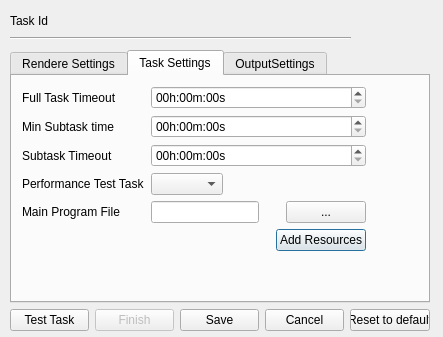
golemfactory/clay, file poc/golemPy/examples/gnr/ui/NewTaskDialog.ui: the form before one commit.
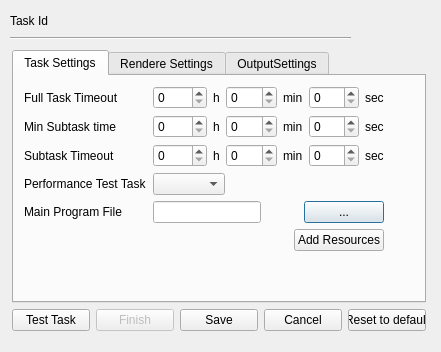
The form after the commit. The open tabs and pages were chosen to show the change.

Commit message: Zmiana sposobu wprowadzania timeoutów

Patch:
```diff
--- a/poc/golemPy/examples/gnr/ui/NewTaskDialog.ui
+++ b/poc/golemPy/examples/gnr/ui/NewTaskDialog.ui
@@ -9,8 +9,8 @@
    <rect>
     <x>0</x>
     <y>0</y>
-    <width>443</width>
-    <height>337</height>
+    <width>441</width>
+    <height>352</height>
    </rect>
   </property>
   <property name="sizePolicy">
@@ -25,9 +25,9 @@
   <widget class="QWidget" name="verticalLayoutWidget">
    <property name="geometry">
     <rect>
-     <x>10</x>
+     <x>12</x>
      <y>50</y>
-     <width>420</width>
+     <width>414</width>
      <height>281</height>
     </rect>
    </property>
@@ -37,97 +37,6 @@
       <property name="currentIndex">
        <number>0</number>
       </property>
-      <widget class="QWidget" name="rendererSettingsTab">
-       <attribute name="title">
-        <string>Rendere Settings</string>
-       </attribute>
-       <widget class="QWidget" name="formLayoutWidget">
-        <property name="geometry">
-         <rect>
-          <x>10</x>
-          <y>10</y>
-          <width>391</width>
-          <height>171</height>
-         </rect>
-        </property>
-        <layout class="QFormLayout" name="formLayout">
-         <property name="fieldGrowthPolicy">
-          <enum>QFormLayout::AllNonFixedFieldsGrow</enum>
-         </property>
-         <item row="0" column="0">
-          <widget class="QLabel" name="label">
-           <property name="text">
-            <string>Renderer</string>
-           </property>
-          </widget>
-         </item>
-         <item row="0" column="1">
-          <widget class="QComboBox" name="rendereComboBox">
-           <property name="sizePolicy">
-            <sizepolicy hsizetype="Fixed" vsizetype="Fixed">
-             <horstretch>0</horstretch>
-             <verstretch>0</verstretch>
-            </sizepolicy>
-           </property>
-          </widget>
-         </item>
-         <item row="1" column="0">
-          <widget class="QLabel" name="label_4">
-           <property name="text">
-            <string>Pixel Filter Type</string>
-           </property>
-          </widget>
-         </item>
-         <item row="1" column="1">
-          <widget class="QComboBox" name="pixelFilterComboBox">
-           <property name="sizePolicy">
-            <sizepolicy hsizetype="Fixed" vsizetype="Fixed">
-             <horstretch>0</horstretch>
-             <verstretch>0</verstretch>
-            </sizepolicy>
-           </property>
-          </widget>
-         </item>
-         <item row="2" column="0">
-          <widget class="QLabel" name="label_3">
-           <property name="text">
-            <string>Path Tracer Type</string>
-           </property>
-          </widget>
-         </item>
-         <item row="2" column="1">
-          <widget class="QComboBox" name="pathTracerComboBox">
-           <property name="sizePolicy">
-            <sizepolicy hsizetype="Fixed" vsizetype="Fixed">
-             <horstretch>0</horstretch>
-             <verstretch>0</verstretch>
-            </sizepolicy>
-           </property>
-          </widget>
-         </item>
-         <item row="3" column="0">
-          <widget class="QLabel" name="label_2">
-           <property name="text">
-            <string>Samples Per Pixel</string>
-           </property>
-          </widget>
-         </item>
-         <item row="3" column="1">
-          <widget class="QSpinBox" name="samplesPerPixelSpinBox">
-           <property name="minimum">
-            <number>1</number>
-           </property>
-           <property name="maximum">
-            <number>16777215</number>
-           </property>
-           <property name="value">
-            <number>100</number>
-           </property>
-          </widget>
-         </item>
-        </layout>
-       </widget>
-      </widget>
       <widget class="QWidget" name="taskSettingsTab">
        <attribute name="title">
         <string>Task Settings</string>
@@ -137,11 +46,14 @@
          <rect>
           <x>10</x>
           <y>10</y>
-          <width>344</width>
-          <height>174</height>
+          <width>360</width>
+          <height>211</height>
          </rect>
         </property>
         <layout class="QFormLayout" name="formLayout_2">
+         <property name="fieldGrowthPolicy">
+          <enum>QFormLayout::AllNonFixedFieldsGrow</enum>
+         </property>
          <item row="0" column="0">
           <widget class="QLabel" name="label_5">
            <property name="text">
@@ -149,6 +61,82 @@
            </property>
           </widget>
          </item>
+         <item row="0" column="1">
+          <layout class="QHBoxLayout" name="horizontalLayout_4">
+           <item>
+            <widget class="QSpinBox" name="fullTaskTimeoutHourSpinBox">
+             <property name="sizePolicy">
+              <sizepolicy hsizetype="Minimum" vsizetype="Fixed">
+               <horstretch>0</horstretch>
+               <verstretch>0</verstretch>
+              </sizepolicy>
+             </property>
+             <property name="maximum">
+              <number>1000</number>
+             </property>
+            </widget>
+           </item>
+           <item>
+            <widget class="QLabel" name="label_12">
+             <property name="sizePolicy">
+              <sizepolicy hsizetype="Maximum" vsizetype="Preferred">
+               <horstretch>0</horstretch>
+               <verstretch>0</verstretch>
+              </sizepolicy>
+             </property>
+             <property name="text">
+              <string>h</string>
+             </property>
+            </widget>
+           </item>
+           <item>
+            <widget class="QSpinBox" name="fullTaskTimeoutMinSpinBox">
+             <property name="sizePolicy">
+              <sizepolicy hsizetype="Minimum" vsizetype="Fixed">
+               <horstretch>0</horstretch>
+               <verstretch>0</verstretch>
+              </sizepolicy>
+             </property>
+             <property name="maximum">
+              <number>59</number>
+             </property>
+            </widget>
+           </item>
+           <item>
+            <widget class="QLabel" name="label_16">
+             <property name="sizePolicy">
+              <sizepolicy hsizetype="Maximum" vsizetype="Preferred">
+               <horstretch>0</horstretch>
+               <verstretch>0</verstretch>
+              </sizepolicy>
+             </property>
+             <property name="text">
+              <string>min</string>
+             </property>
+            </widget>
+           </item>
+           <item>
+            <widget class="QSpinBox" name="fullTaskTimeoutSecSpinBox">
+             <property name="maximum">
+              <number>59</number>
+             </property>
+            </widget>
+           </item>
+           <item>
+            <widget class="QLabel" name="label_17">
+             <property name="sizePolicy">
+              <sizepolicy hsizetype="Maximum" vsizetype="Preferred">
+               <horstretch>0</horstretch>
+               <verstretch>0</verstretch>
+              </sizepolicy>
+             </property>
+             <property name="text">
+              <string>sec</string>
+             </property>
+            </widget>
+           </item>
+          </layout>
+         </item>
          <item row="1" column="0">
           <widget class="QLabel" name="label_6">
            <property name="text">
@@ -180,54 +168,6 @@
            </property>
           </widget>
          </item>
-         <item row="0" column="1">
-          <widget class="QTimeEdit" name="fullTaskTimeoutTimeEdit">
-           <property name="displayFormat">
-            <string>HH'h':mm'm':ss's'</string>
-           </property>
-          </widget>
-         </item>
-         <item row="1" column="1">
-          <widget class="QTimeEdit" name="minSubtaskTimeTimeEdit">
-           <property name="displayFormat">
-            <string>HH'h':mm'm':ss's'</string>
-           </property>
-          </widget>
-         </item>
-         <item row="2" column="1">
-          <widget class="QTimeEdit" name="subtaskTimeoutTimeEdit">
-           <property name="displayFormat">
-            <string>HH'h':mm'm':ss's'</string>
-           </property>
-          </widget>
-         </item>
-         <item row="5" column="1">
-          <layout class="QHBoxLayout" name="horizontalLayout_8">
-           <property name="topMargin">
-            <number>0</number>
-           </property>
-           <item>
-            <spacer name="horizontalSpacer_7">
-             <property name="orientation">
-              <enum>Qt::Horizontal</enum>
-             </property>
-             <property name="sizeHint" stdset="0">
-              <size>
-               <width>40</width>
-               <height>20</height>
-              </size>
-             </property>
-            </spacer>
-           </item>
-           <item>
-            <widget class="QPushButton" name="addResourceButton">
-             <property name="text">
-              <string>Add Resources</string>
-             </property>
-            </widget>
-           </item>
-          </layout>
-         </item>
          <item row="4" column="0">
           <widget class="QLabel" name="label_14">
            <property name="text">
@@ -294,6 +234,276 @@
            </item>
           </layout>
          </item>
+         <item row="5" column="1">
+          <layout class="QHBoxLayout" name="horizontalLayout_8">
+           <property name="topMargin">
+            <number>0</number>
+           </property>
+           <item>
+            <spacer name="horizontalSpacer_7">
+             <property name="orientation">
+              <enum>Qt::Horizontal</enum>
+             </property>
+             <property name="sizeHint" stdset="0">
+              <size>
+               <width>40</width>
+               <height>20</height>
+              </size>
+             </property>
+            </spacer>
+           </item>
+           <item>
+            <widget class="QPushButton" name="addResourceButton">
+             <property name="text">
+              <string>Add Resources</string>
+             </property>
+            </widget>
+           </item>
+          </layout>
+         </item>
+         <item row="2" column="1">
+          <layout class="QHBoxLayout" name="horizontalLayout_12">
+           <item>
+            <widget class="QSpinBox" name="subtaskTimeoutHourSpinBox">
+             <property name="sizePolicy">
+              <sizepolicy hsizetype="Minimum" vsizetype="Fixed">
+               <horstretch>0</horstretch>
+               <verstretch>0</verstretch>
+              </sizepolicy>
+             </property>
+             <property name="maximum">
+              <number>1000</number>
+             </property>
+            </widget>
+           </item>
+           <item>
+            <widget class="QLabel" name="label_24">
+             <property name="sizePolicy">
+              <sizepolicy hsizetype="Maximum" vsizetype="Preferred">
+               <horstretch>0</horstretch>
+               <verstretch>0</verstretch>
+              </sizepolicy>
+             </property>
+             <property name="text">
+              <string>h</string>
+             </property>
+            </widget>
+           </item>
+           <item>
+            <widget class="QSpinBox" name="subtaskTimeoutMinSpinBox">
+             <property name="sizePolicy">
+              <sizepolicy hsizetype="Minimum" vsizetype="Fixed">
+               <horstretch>0</horstretch>
+               <verstretch>0</verstretch>
+              </sizepolicy>
+             </property>
+             <property name="maximum">
+              <number>59</number>
+             </property>
+            </widget>
+           </item>
+           <item>
+            <widget class="QLabel" name="label_25">
+             <property name="sizePolicy">
+              <sizepolicy hsizetype="Maximum" vsizetype="Preferred">
+               <horstretch>0</horstretch>
+               <verstretch>0</verstretch>
+              </sizepolicy>
+             </property>
+             <property name="text">
+              <string>min</string>
+             </property>
+            </widget>
+           </item>
+           <item>
+            <widget class="QSpinBox" name="subtaskTimeoutSecSpinBox">
+             <property name="maximum">
+              <number>59</number>
+             </property>
+            </widget>
+           </item>
+           <item>
+            <widget class="QLabel" name="label_26">
+             <property name="sizePolicy">
+              <sizepolicy hsizetype="Maximum" vsizetype="Preferred">
+               <horstretch>0</horstretch>
+               <verstretch>0</verstretch>
+              </sizepolicy>
+             </property>
+             <property name="text">
+              <string>sec</string>
+             </property>
+            </widget>
+           </item>
+          </layout>
+         </item>
+         <item row="1" column="1">
+          <layout class="QHBoxLayout" name="horizontalLayout_13">
+           <item>
+            <widget class="QSpinBox" name="minSubtaskTimeHourSpinBox">
+             <property name="sizePolicy">
+              <sizepolicy hsizetype="Minimum" vsizetype="Fixed">
+               <horstretch>0</horstretch>
+               <verstretch>0</verstretch>
+              </sizepolicy>
+             </property>
+             <property name="maximum">
+              <number>1000</number>
+             </property>
+            </widget>
+           </item>
+           <item>
+            <widget class="QLabel" name="label_27">
+             <property name="sizePolicy">
+              <sizepolicy hsizetype="Maximum" vsizetype="Preferred">
+               <horstretch>0</horstretch>
+               <verstretch>0</verstretch>
+              </sizepolicy>
+             </property>
+             <property name="text">
+              <string>h</string>
+             </property>
+            </widget>
+           </item>
+           <item>
+            <widget class="QSpinBox" name="minSubtaskTimeMinSpinBox">
+             <property name="sizePolicy">
+              <sizepolicy hsizetype="Minimum" vsizetype="Fixed">
+               <horstretch>0</horstretch>
+               <verstretch>0</verstretch>
+              </sizepolicy>
+             </property>
+             <property name="maximum">
+              <number>59</number>
+             </property>
+            </widget>
+           </item>
+           <item>
+            <widget class="QLabel" name="label_28">
+             <property name="sizePolicy">
+              <sizepolicy hsizetype="Maximum" vsizetype="Preferred">
+               <horstretch>0</horstretch>
+               <verstretch>0</verstretch>
+              </sizepolicy>
+             </property>
+             <property name="text">
+              <string>min</string>
+             </property>
+            </widget>
+           </item>
+           <item>
+            <widget class="QSpinBox" name="minSubtaskTimeSecSpinBox">
+             <property name="maximum">
+              <number>59</number>
+             </property>
+            </widget>
+           </item>
+           <item>
+            <widget class="QLabel" name="label_29">
+             <property name="sizePolicy">
+              <sizepolicy hsizetype="Maximum" vsizetype="Preferred">
+               <horstretch>0</horstretch>
+               <verstretch>0</verstretch>
+              </sizepolicy>
+             </property>
+             <property name="text">
+              <string>sec</string>
+             </property>
+            </widget>
+           </item>
+          </layout>
+         </item>
+        </layout>
+       </widget>
+      </widget>
+      <widget class="QWidget" name="rendererSettingsTab">
+       <attribute name="title">
+        <string>Rendere Settings</string>
+       </attribute>
+       <widget class="QWidget" name="formLayoutWidget">
+        <property name="geometry">
+         <rect>
+          <x>10</x>
+          <y>10</y>
+          <width>391</width>
+          <height>171</height>
+         </rect>
+        </property>
+        <layout class="QFormLayout" name="formLayout">
+         <property name="fieldGrowthPolicy">
+          <enum>QFormLayout::AllNonFixedFieldsGrow</enum>
+         </property>
+         <item row="0" column="0">
+          <widget class="QLabel" name="label">
+           <property name="text">
+            <string>Renderer</string>
+           </property>
+          </widget>
+         </item>
+         <item row="0" column="1">
+          <widget class="QComboBox" name="rendereComboBox">
+           <property name="sizePolicy">
+            <sizepolicy hsizetype="Fixed" vsizetype="Fixed">
+             <horstretch>0</horstretch>
+             <verstretch>0</verstretch>
+            </sizepolicy>
+           </property>
+          </widget>
+         </item>
+         <item row="1" column="0">
+          <widget class="QLabel" name="label_4">
+           <property name="text">
+            <string>Pixel Filter Type</string>
+           </property>
+          </widget>
+         </item>
+         <item row="1" column="1">
+          <widget class="QComboBox" name="pixelFilterComboBox">
+           <property name="sizePolicy">
+            <sizepolicy hsizetype="Fixed" vsizetype="Fixed">
+             <horstretch>0</horstretch>
+             <verstretch>0</verstretch>
+            </sizepolicy>
+           </property>
+          </widget>
+         </item>
+         <item row="2" column="0">
+          <widget class="QLabel" name="label_3">
+           <property name="text">
+            <string>Path Tracer Type</string>
+           </property>
+          </widget>
+         </item>
+         <item row="2" column="1">
+          <widget class="QComboBox" name="pathTracerComboBox">
+           <property name="sizePolicy">
+            <sizepolicy hsizetype="Fixed" vsizetype="Fixed">
+             <horstretch>0</horstretch>
+             <verstretch>0</verstretch>
+            </sizepolicy>
+           </property>
+          </widget>
+         </item>
+         <item row="3" column="0">
+          <widget class="QLabel" name="label_2">
+           <property name="text">
+            <string>Samples Per Pixel</string>
+           </property>
+          </widget>
+         </item>
+         <item row="3" column="1">
+          <widget class="QSpinBox" name="samplesPerPixelSpinBox">
+           <property name="minimum">
+            <number>1</number>
+           </property>
+           <property name="maximum">
+            <number>16777215</number>
+           </property>
+           <property name="value">
+            <number>100</number>
+           </property>
+          </widget>
+         </item>
         </layout>
        </widget>
       </widget>
@@ -497,19 +707,6 @@
     </item>
     <item>
      <layout class="QHBoxLayout" name="horizontalLayout">
-      <item>
-       <spacer name="horizontalSpacer">
-        <property name="orientation">
-         <enum>Qt::Horizontal</enum>
-        </property>
-        <property name="sizeHint" stdset="0">
-         <size>
-          <width>40</width>
-          <height>20</height>
-         </size>
-        </property>
-       </spacer>
-      </item>
       <item>
        <widget class="QPushButton" name="testTaskButton">
         <property name="text">
@@ -536,6 +733,12 @@
       </item>
       <item>
        <widget class="QPushButton" name="cancelButton">
+        <property name="sizePolicy">
+         <sizepolicy hsizetype="Minimum" vsizetype="Fixed">
+          <horstretch>0</horstretch>
+          <verstretch>0</verstretch>
+         </sizepolicy>
+        </property>
         <property name="text">
          <string>Cancel</string>
         </property>
```
The commit also changes 1 other file.
